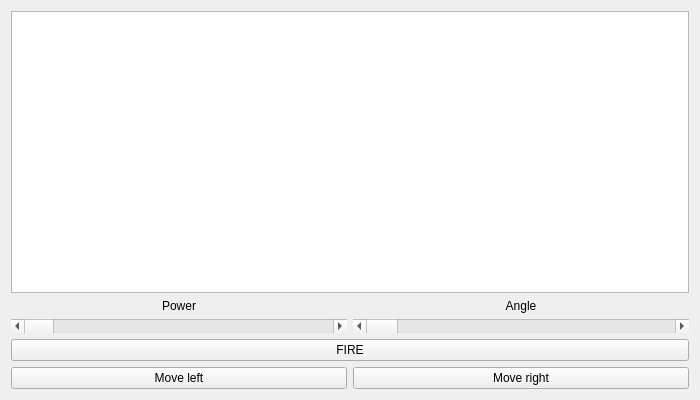
Above: 3rd_semester/hw03_tanks/01_Tanks/tanksWindow.ui from Axroy/SPbSU_study before the change. Below: the same form after it.
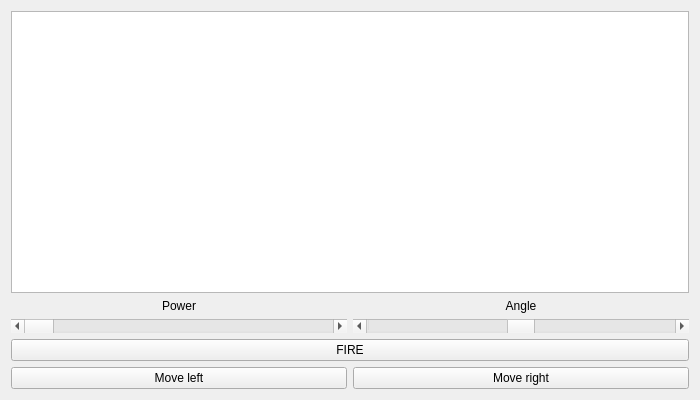
That is the form after the change.

Commit message: Now tanks have 180 degrees gun angle.

```diff
--- a/3rd_semester/hw03_tanks/01_Tanks/tanksWindow.ui
+++ b/3rd_semester/hw03_tanks/01_Tanks/tanksWindow.ui
@@ -81,7 +81,7 @@
         <item>
          <widget class="QScrollBar" name="angleScrollBar">
           <property name="minimum">
-           <number>0</number>
+           <number>-90</number>
           </property>
           <property name="maximum">
            <number>90</number>
```
The commit also changes 1 other file.
